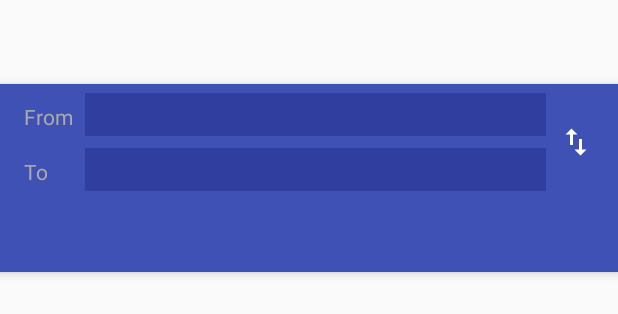
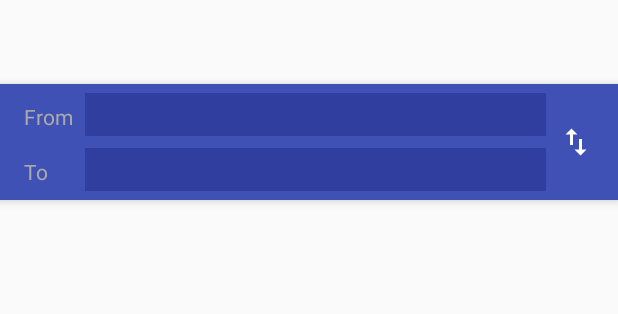
Before and after one commit to sodaoud/HereApiTest, an Android app: the layout activity_route.xml on its own in the app's theme, with its tools: preview values and no code run, on a phone screen of 412 x 824 dp. Shown: the top 314 px of the screen. Run offline under Robolectric (Android 15) with nearby library versions, the phone set to English and light mode, and no system bars.

```diff
--- a/appHERE/src/main/java/io/sodaoud/heretest/app/di/NetworkModule.java
+++ b/appHERE/src/main/java/io/sodaoud/heretest/app/di/NetworkModule.java
@@ -34,14 +34,13 @@ public class NetworkModule {
     }
 
     @Provides
-    @Singleton // make sure it does not affect using the same with multiple retrofit adapters
+    @Singleton // TODO make sure it does not affect using the same client with multiple retrofit adapters
     @Named("HEREApi")
     public OkHttpClient providesOkHttpClient(LocationProvider provider) {
         OkHttpClient.Builder builder = new OkHttpClient.Builder();
         builder.addInterceptor(chain -> {
             Request request = chain.request().newBuilder().addHeader("Authorization", "Basic " + BuildConfig.auth)
                     .addHeader("Geolocation", Util.getPositionFormat(provider.getLocation())).build();
-            chain.request().newBuilder().addHeader("Authorization", "Basic " + BuildConfig.auth).build();
             return chain.proceed(request);
         });
         return builder.build();
--- a/appHERE/src/main/java/io/sodaoud/heretest/app/ui/RouteActivity.java
+++ b/appHERE/src/main/java/io/sodaoud/heretest/app/ui/RouteActivity.java
@@ -30,6 +30,9 @@ public class RouteActivity extends AppCompatActivity implements RouteView {
 
     @BindView(R.id.recyclerView)
     RecyclerView recyclerView;
+
+    @BindView(R.id.progress)
+    View progress;
 
     @BindView(R.id.toolbar)
     Toolbar toolbar;
@@ -108,7 +111,8 @@ public class RouteActivity extends AppCompatActivity implements RouteView {
 
     @Override
     public void showProgress(boolean show) {
-
+        progress.setVisibility(show ? View.VISIBLE : View.GONE);
+        recyclerView.setVisibility(show ? View.GONE : View.VISIBLE);
     }
 
 
--- a/appHERE/src/main/res/layout/activity_route.xml
+++ b/appHERE/src/main/res/layout/activity_route.xml
@@ -22,15 +22,14 @@
             <include layout="@layout/toolbar" />
         </android.support.v7.widget.Toolbar>
 
-        <android.support.design.widget.TabLayout
+        <!--<android.support.design.widget.TabLayout-->
 
-            android:layout_width="match_parent"
-            android:layout_height="wrap_content"
-            app:layout_scrollFlags="scroll|enterAlways"
-            app:tabMode="fixed" />
+        <!--android:layout_width="match_parent"-->
+        <!--android:layout_height="wrap_content"-->
+        <!--app:layout_scrollFlags="scroll|enterAlways"-->
+        <!--app:tabMode="fixed" />-->
 
     </android.support.design.widget.AppBarLayout>
-
 
     <android.support.v7.widget.RecyclerView
         android:id="@+id/recyclerView"
@@ -38,7 +37,17 @@
         android:layout_height="match_parent"
         android:layout_marginEnd="5dp"
         android:layout_marginStart="5dp"
-        android:paddingTop="120dp"
-        android:clipToPadding="false" />
+        android:clipToPadding="false"
+        android:paddingTop="80dp" />
+
+    <ProgressBar
+        android:id="@+id/progress"
+        android:layout_width="match_parent"
+        android:layout_height="wrap_content"
+        android:layout_marginEnd="5dp"
+        android:layout_marginStart="5dp"
+        android:clipToPadding="false"
+        android:paddingTop="100dp"
+        android:visibility="gone" />
 
 </android.support.design.widget.CoordinatorLayout>
```
Also changed, not shown: appHERE/src/main/java/io/sodaoud/heretest/app/presenter/SearchPresenter.java (+4 -4 lines), appHERE/src/main/java/io/sodaoud/heretest/app/ui/SearchActivity.java (+7 -3 lines), appHERE/src/main/res/layout/activity_search.xml (+10 -0 lines).
